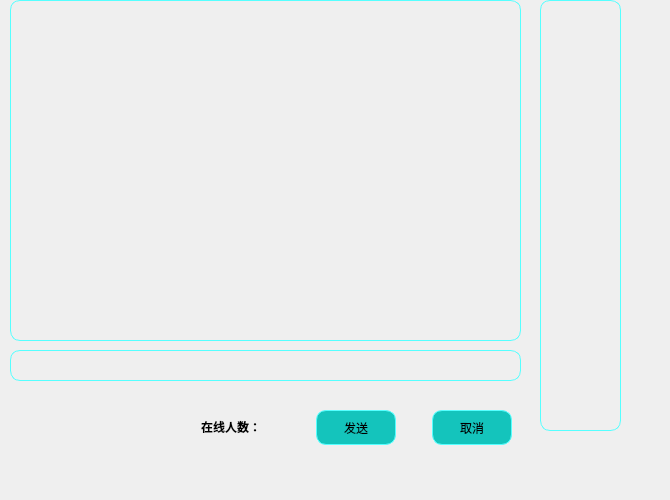
This is ClientUI/chatpage.ui in IDMoquan/Chatting_Room as Qt 5 draws it before an edit. The edited form follows.
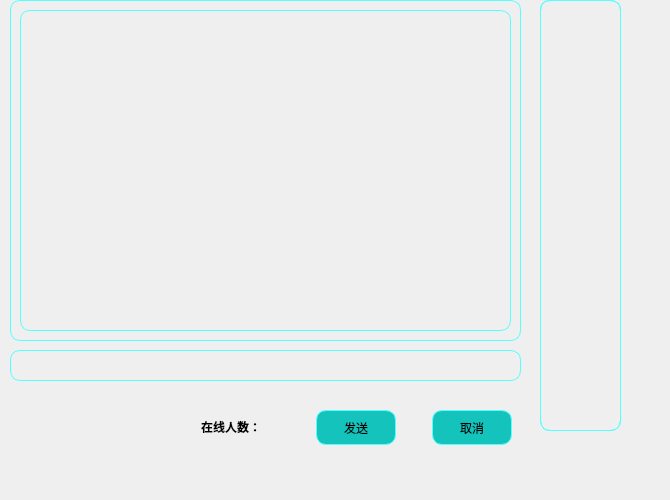
This is the edited form. Icons and pictures are not drawn.

```diff
--- a/ClientUI/chatpage.ui
+++ b/ClientUI/chatpage.ui
@@ -207,6 +207,16 @@
     background-color: transparent; /* 设置背景透明 */
 }</string>
     </property>
+    <widget class="QListWidget" name="listWidget">
+     <property name="geometry">
+      <rect>
+       <x>10</x>
+       <y>10</y>
+       <width>491</width>
+       <height>321</height>
+      </rect>
+     </property>
+    </widget>
    </widget>
    <widget class="QWidget" name="widget_2" native="true">
     <property name="geometry">
@@ -224,6 +234,16 @@
     background-color: transparent; /* 设置背景透明 */
 }</string>
     </property>
+    <widget class="QListWidget" name="listWidget_2">
+     <property name="geometry">
+      <rect>
+       <x>0</x>
+       <y>0</y>
+       <width>81</width>
+       <height>431</height>
+      </rect>
+     </property>
+    </widget>
    </widget>
   </widget>
  </widget>
```
